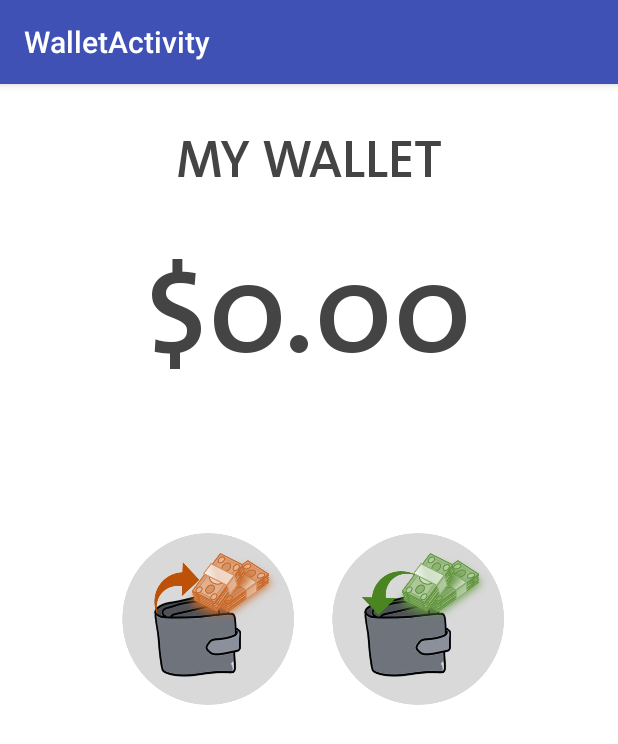
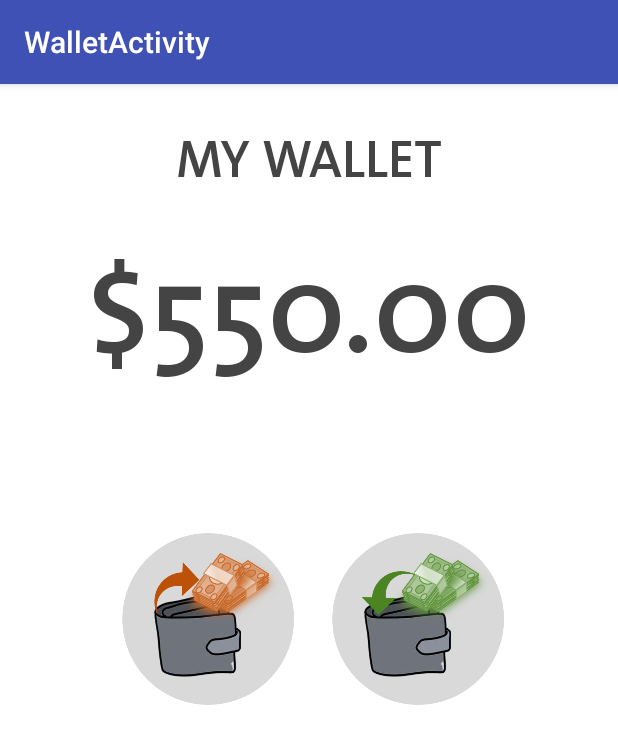
Before and after one commit to veniversum/motion-track-mobile-client, an Android app: the WalletActivity screen opened directly, with no data from a screen before it, on a phone screen of 412 x 824 dp. Shown: the top 744 px of the screen. Run offline under Robolectric (Android 15) with nearby library versions, the phone set to English and light mode, and no system bars.

Commit message:
migrate from shared pref to global variable
migrate from shared pref to global variable

```diff
--- a/app/src/main/java/cxa16/com/shay/LoginActivity.java
+++ b/app/src/main/java/cxa16/com/shay/LoginActivity.java
@@ -140,7 +140,6 @@ public class LoginActivity extends AppCompatActivity {
             fieldPWD.setText("");
 
             prefs.edit().putString("category", loginCat).apply();
-            prefs.edit().putString("loggedInId", uidInput).apply();
 
             Intent intent = new Intent(myContext, WalletActivity.class);
             startActivity(intent);
--- a/app/src/main/java/cxa16/com/shay/PaymentDoneActivity.java
+++ b/app/src/main/java/cxa16/com/shay/PaymentDoneActivity.java
@@ -73,11 +73,15 @@ public class PaymentDoneActivity extends AppCompatActivity {
         prefs = this.getSharedPreferences(
                 "com.example.app", Context.MODE_PRIVATE);
 
-        float totalMoney = prefs.getFloat("totalMoney", 0);
+        //float totalMoney = prefs.getFloat("totalMoney", 0);
         //float sentAmount = prefs.getFloat("sendAmount", 0);
+
+        float totalMoney = globalVariable.getTotal();
         float sentAmount = globalVariable.getAmount();
 
         totalMoney -= sentAmount;
+        globalVariable.setTotal(totalMoney);
+
 
         prefs.edit().putFloat("totalMoney", totalMoney).apply();
 
--- a/app/src/main/java/cxa16/com/shay/SendMoneyActivity.java
+++ b/app/src/main/java/cxa16/com/shay/SendMoneyActivity.java
@@ -31,7 +31,6 @@ public class SendMoneyActivity extends AppCompatActivity {
     private TextView title_sendMoney;
     private EditText amount_field;
     Context myContext;
-    private SharedPreferences prefs;
     private GlobalVars globalVariable;
 
     int amountFieldLength = 0;
@@ -55,10 +54,6 @@ public class SendMoneyActivity extends AppCompatActivity {
 
         title_sendMoney.setTypeface(fontBold);
 
-        prefs = this.getSharedPreferences(
-                "com.example.app", Context.MODE_PRIVATE);
-
-
         amount_field.addTextChangedListener(new TextWatcher(){
             public void afterTextChanged(Editable s) {
                 amountFieldLength = s.length();
@@ -76,7 +71,6 @@ public class SendMoneyActivity extends AppCompatActivity {
             String amountInputStr = amount_field.getText().toString();
             Float amountInput= Float.parseFloat(amountInputStr);
             globalVariable.setAmount(amountInput);
-            prefs.edit().putFloat("sendAmount", amountInput).apply();
 
             // it was the 1st button
             Intent intent = new Intent(myContext, ShakeStartActivity.class);
--- a/app/src/main/java/cxa16/com/shay/WalletActivity.java
+++ b/app/src/main/java/cxa16/com/shay/WalletActivity.java
@@ -38,8 +38,6 @@ public class WalletActivity extends AppCompatActivity {
 
     Context myContext;
 
-    private SharedPreferences prefs;
-
     @Override
     protected void onCreate(Bundle savedInstanceState) {
         super.onCreate(savedInstanceState);
@@ -77,17 +75,25 @@ public class WalletActivity extends AppCompatActivity {
         title_wallet.setTypeface(fontBold);
         title_amount.setTypeface(fontBold);
 
-        prefs = this.getSharedPreferences(
-                "com.example.app", Context.MODE_PRIVATE);
+
+
+
+    }
+
+    @Override
+    protected void onResume() {
+        super.onResume();
 
         float totalMoney = 550;
-        if (prefs.contains("totalMoney")){
-            totalMoney = prefs.getFloat("totalMoney", 0);
+
+        if (globalVariable.getTotal() > 0){
+            totalMoney = globalVariable.getTotal();
+        } else {
+            globalVariable.setTotal(totalMoney);
         }
 
         String totalMoneyFormat = "$"+formatDecimal(totalMoney).trim();
         title_amount.setText(totalMoneyFormat);
-
     }
 
     public String formatDecimal(float number) {
```
